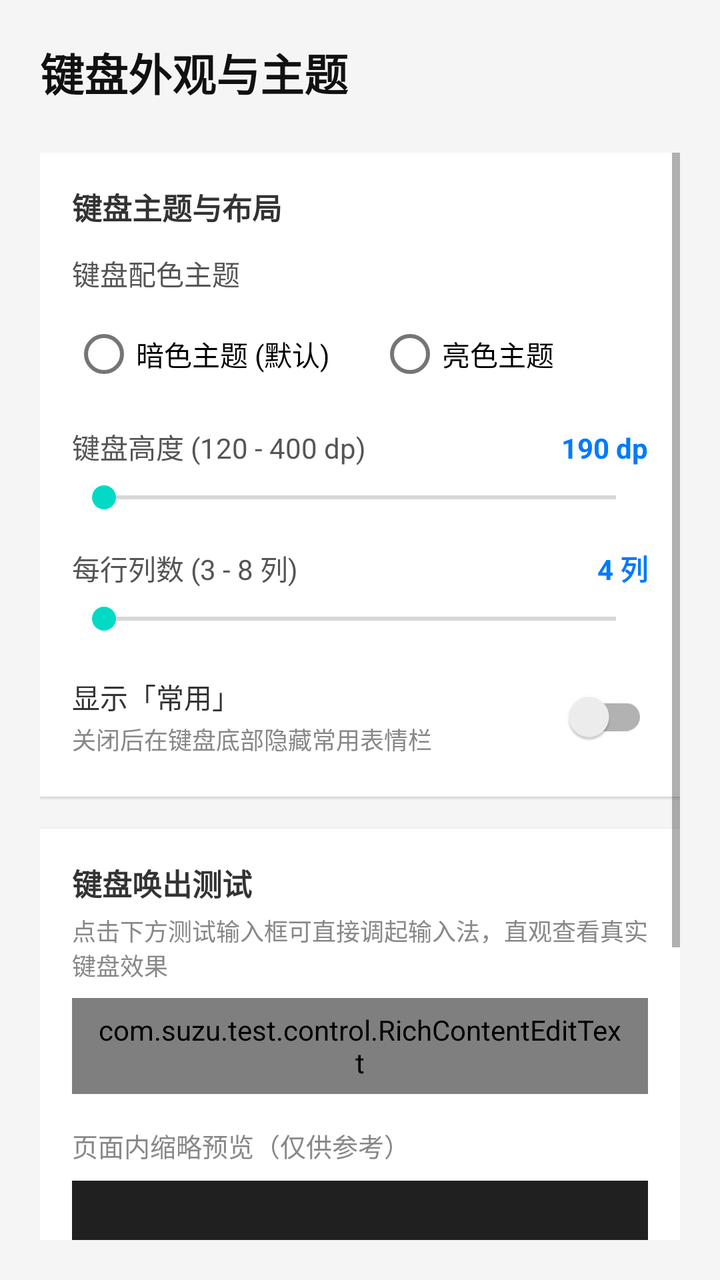
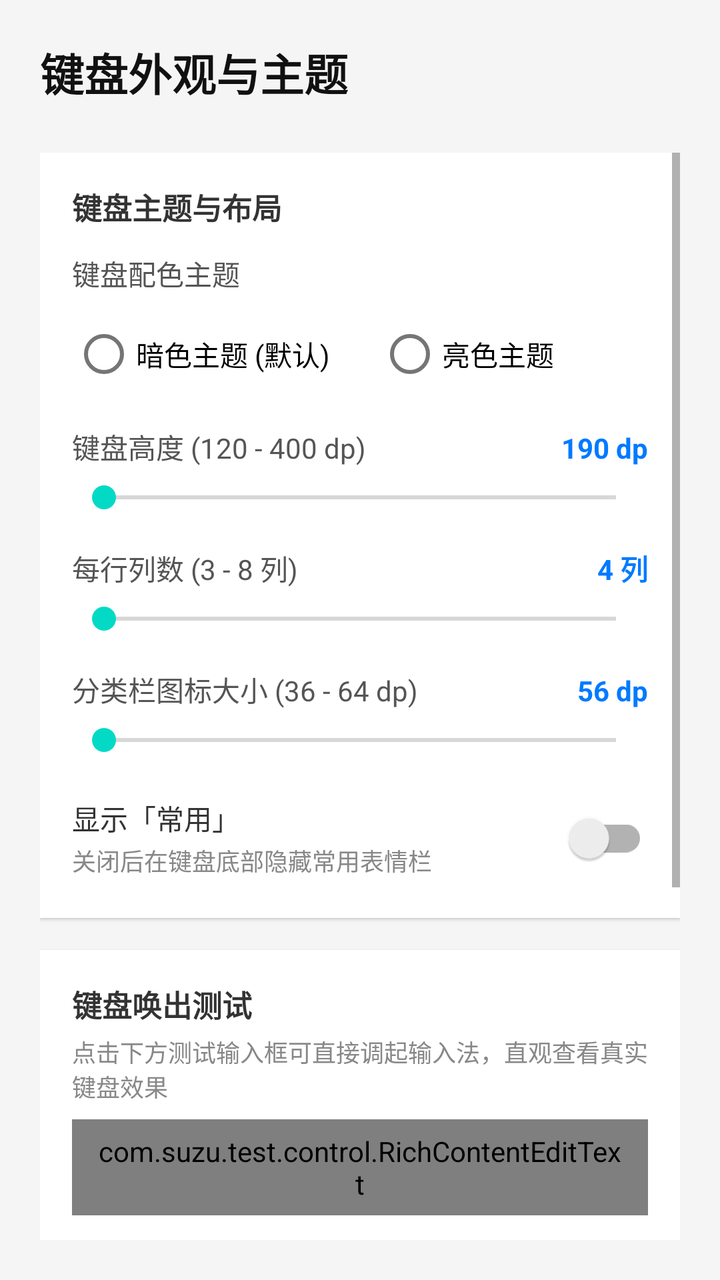

Two renders of the same Android screen: before a commit and after it. Below are the layout's source before the change and the commit's diff.
<!-- AndroidManifest.xml: application theme Theme.Test -->
<!-- res/layout/activity_settings_appearance.xml -->
<?xml version="1.0" encoding="utf-8"?>
<LinearLayout xmlns:android="http://schemas.android.com/apk/res/android"
    android:layout_width="match_parent"
    android:layout_height="match_parent"
    android:orientation="vertical"
    android:padding="20dp"
    android:background="#F5F5F5">

    <TextView
        android:layout_width="wrap_content"
        android:layout_height="wrap_content"
        android:text="键盘外观与主题"
        android:textSize="22sp"
        android:textStyle="bold"
        android:textColor="#111111"
        android:layout_marginBottom="24dp" />

    <ScrollView
        android:layout_width="match_parent"
        android:layout_height="match_parent"
        android:fillViewport="true">

        <LinearLayout
            android:layout_width="match_parent"
            android:layout_height="wrap_content"
            android:orientation="vertical">

            
            <LinearLayout
                android:layout_width="match_parent"
                android:layout_height="wrap_content"
                android:orientation="vertical"
                android:background="#FFFFFF"
                android:padding="16dp"
                android:elevation="1dp"
                android:layout_marginBottom="16dp">

                <TextView
                    android:layout_width="wrap_content"
                    android:layout_height="wrap_content"
                    android:text="键盘主题与布局"
                    android:textSize="15sp"
                    android:textStyle="bold"
                    android:textColor="#333333" />

                
                <TextView
                    android:layout_width="wrap_content"
                    android:layout_height="wrap_content"
                    android:text="键盘配色主题"
                    android:textSize="14sp"
                    android:textColor="#555555"
                    android:layout_marginTop="12dp" />

                <RadioGroup
                    android:id="@+id/rgKeyboardTheme"
                    android:layout_width="match_parent"
                    android:layout_height="wrap_content"
                    android:orientation="horizontal"
                    android:layout_marginTop="6dp">

                    <RadioButton
                        android:id="@+id/rbThemeDark"
                        android:layout_width="wrap_content"
                        android:layout_height="wrap_content"
                        android:text="暗色主题 (默认)"
                        android:textSize="14sp" />

                    <RadioButton
                        android:id="@+id/rbThemeLight"
                        android:layout_width="wrap_content"
                        android:layout_height="wrap_content"
                        android:layout_marginStart="24dp"
                        android:text="亮色主题"
                        android:textSize="14sp" />
                </RadioGroup>

                
                <LinearLayout
                    android:layout_width="match_parent"
                    android:layout_height="wrap_content"
                    android:orientation="horizontal"
                    android:layout_marginTop="12dp">

                    <TextView
                        android:layout_width="0dp"
                        android:layout_height="wrap_content"
                        android:layout_weight="1"
                        android:text="键盘高度 (120 - 400 dp)"
                        android:textSize="14sp"
                        android:textColor="#555555" />

                    <TextView
                        android:id="@+id/tvHeightValue"
                        android:layout_width="wrap_content"
                        android:layout_height="wrap_content"
                        android:text="190 dp"
                        android:textSize="14sp"
                        android:textStyle="bold"
                        android:textColor="#007AFF" />
                </LinearLayout>

                <SeekBar
                    android:id="@+id/sbKeyboardHeight"
                    android:layout_width="match_parent"
                    android:layout_height="wrap_content"
                    android:max="280"
                    android:layout_marginTop="6dp" />

                
                <LinearLayout
                    android:layout_width="match_parent"
                    android:layout_height="wrap_content"
                    android:orientation="horizontal"
                    android:layout_marginTop="16dp">

                    <TextView
                        android:layout_width="0dp"
                        android:layout_height="wrap_content"
                        android:layout_weight="1"
                        android:text="每行列数 (3 - 8 列)"
                        android:textSize="14sp"
                        android:textColor="#555555" />

                    <TextView
                        android:id="@+id/tvSpanValue"
                        android:layout_width="wrap_content"
                        android:layout_height="wrap_content"
                        android:text="4 列"
                        android:textSize="14sp"
                        android:textStyle="bold"
                        android:textColor="#007AFF" />
                </LinearLayout>

                <SeekBar
                    android:id="@+id/sbKeyboardSpan"
                    android:layout_width="match_parent"
                    android:layout_height="wrap_content"
                    android:max="5"
                    android:layout_marginTop="6dp" />

                
                <LinearLayout
                    android:layout_width="match_parent"
                    android:layout_height="wrap_content"
                    android:orientation="horizontal"
                    android:gravity="center_vertical"
                    android:layout_marginTop="16dp">

                    <LinearLayout
                        android:layout_width="0dp"
                        android:layout_height="wrap_content"
                        android:layout_weight="1"
                        android:orientation="vertical">

                        <TextView
                            android:layout_width="wrap_content"
                            android:layout_height="wrap_content"
                            android:text="显示「常用」"
                            android:textSize="14sp"
                            android:textColor="#333333" />

                        <TextView
                            android:layout_width="wrap_content"
                            android:layout_height="wrap_content"
                            android:text="关闭后在键盘底部隐藏常用表情栏"
                            android:textSize="12sp"
                            android:textColor="#888888"
                            android:layout_marginTop="2dp" />
                    </LinearLayout>

                    <androidx.appcompat.widget.SwitchCompat
                        android:id="@+id/swShowRecentTab"
                        android:layout_width="wrap_content"
                        android:layout_height="wrap_content" />
                </LinearLayout>
            </LinearLayout>

            
            <LinearLayout
                android:layout_width="match_parent"
                android:layout_height="wrap_content"
                android:orientation="vertical"
                android:background="#FFFFFF"
                android:padding="16dp"
                android:elevation="1dp"
                android:layout_marginBottom="24dp">

                <TextView
                    android:layout_width="wrap_content"
                    android:layout_height="wrap_content"
                    android:text="键盘唤出测试"
                    android:textSize="15sp"
                    android:textStyle="bold"
                    android:textColor="#333333" />

                <TextView
                    android:layout_width="wrap_content"
                    android:layout_height="wrap_content"
                    android:text="点击下方测试输入框可直接调起输入法，直观查看真实键盘效果"
                    android:textSize="12sp"
                    android:textColor="#888888"
                    android:layout_marginTop="4dp"
                    android:layout_marginBottom="8dp" />

                <com.suzu.test.control.RichContentEditText
                    android:id="@+id/etTestInputBox"
                    android:layout_width="match_parent"
                    android:layout_height="48dp"
                    android:hint="点击此处呼出键盘进行测试..."
                    android:textSize="15sp"
                    android:background="#FAFAFA"
                    android:paddingHorizontal="12dp"
                    android:layout_marginBottom="16dp" />

                <TextView
                    android:layout_width="wrap_content"
                    android:layout_height="wrap_content"
                    android:text="页面内缩略预览（仅供参考）"
                    android:textSize="13sp"
                    android:textColor="#888888"
                    android:layout_marginBottom="8dp" />

                <FrameLayout
                    android:id="@+id/flPreviewContainer"
                    android:layout_width="match_parent"
                    android:layout_height="190dp"
                    android:background="#202020">

                    <androidx.recyclerview.widget.RecyclerView
                        android:id="@+id/rvSettingsPreview"
                        android:layout_width="match_parent"
                        android:layout_height="match_parent"
                        android:padding="2dp"
                        android:clipToPadding="false" />
                </FrameLayout>
            </LinearLayout>

        </LinearLayout>
    </ScrollView>

</LinearLayout>
<!-- resources referenced by this layout -->
<resources>
  <style name="Theme.Test" parent="Theme.MaterialComponents.DayNight.NoActionBar">
          <item name="colorPrimary">#2196F3</item>
          <item name="colorPrimaryVariant">#1976D2</item>
          <item name="colorOnPrimary">#FFFFFF</item>
          <item name="colorSecondary">#03DAC6</item>
          <item name="colorSecondaryVariant">#018786</item>
          <item name="colorOnSecondary">#000000</item>
          <item name="android:statusBarColor">?attr/colorPrimaryVariant</item>
      </style>
</resources>

<!-- the commit's change to res/layout/activity_settings_appearance.xml (unified diff, before → after) -->
@@ -144,6 +144,37 @@
                     android:layout_width="match_parent"
                     android:layout_height="wrap_content"
                     android:orientation="horizontal"
+                    android:layout_marginTop="16dp">
+
+                    <TextView
+                        android:layout_width="0dp"
+                        android:layout_height="wrap_content"
+                        android:layout_weight="1"
+                        android:text="分类栏图标大小 (36 - 64 dp)"
+                        android:textSize="14sp"
+                        android:textColor="#555555" />
+
+                    <TextView
+                        android:id="@+id/tvTabSizeValue"
+                        android:layout_width="wrap_content"
+                        android:layout_height="wrap_content"
+                        android:text="56 dp"
+                        android:textSize="14sp"
+                        android:textStyle="bold"
+                        android:textColor="#007AFF" />
+                </LinearLayout>
+
+                <SeekBar
+                    android:id="@+id/sbKeyboardTabSize"
+                    android:layout_width="match_parent"
+                    android:layout_height="wrap_content"
+                    android:max="28"
+                    android:layout_marginTop="6dp" />
+
+                <LinearLayout
+                    android:layout_width="match_parent"
+                    android:layout_height="wrap_content"
+                    android:orientation="horizontal"
                     android:gravity="center_vertical"
                     android:layout_marginTop="16dp">
 
